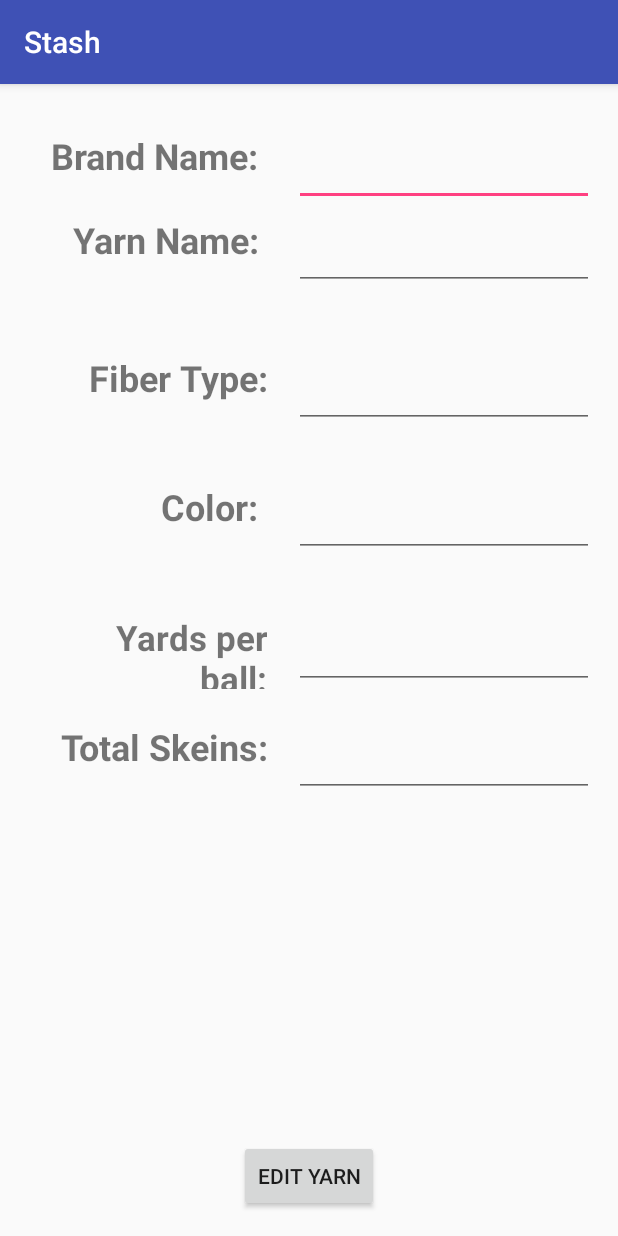
After one commit to kw531/Stash, an Android app: the EditYarnActivity screen opened directly, with no data from a screen before it, on a phone screen of 412 x 824 dp. The commit adds this screen. Run offline under Robolectric (Android 15) with nearby library versions, the phone set to English and light mode, and no system bars; 7 statements that could not run were skipped.

Commit message:
Added in edit yarn activity

```diff
--- a/Stash/app/src/main/AndroidManifest.xml
+++ b/Stash/app/src/main/AndroidManifest.xml
@@ -20,11 +20,16 @@
             android:name=".AddYarnActivity"
             android:label="@string/title_activity_add_yarn"
             android:theme="@style/AppTheme.NoActionBar" />
-        <activity android:name=".yarnView"></activity><!-- ATTENTION: This was auto-generated to add Google Play services to your project for
-     App Indexing.  See https://g.co/AppIndexing/AndroidStudio for more information. -->
+        <activity android:name=".yarnView" />
+        <!--
+ ATTENTION: This was auto-generated to add Google Play services to your project for
+     App Indexing.  See https://g.co/AppIndexing/AndroidStudio for more information.
+        -->
         <meta-data
             android:name="com.google.android.gms.version"
             android:value="@integer/google_play_services_version" />
+
+        <activity android:name=".EditYarnActivity"></activity>
     </application>
 
 </manifest>
--- /dev/null
+++ b/Stash/app/src/main/java/com/example/kati/stash/EditYarnActivity.java
@@ -0,0 +1,92 @@
+package com.example.kati.stash;
+
+/**
+ * The activity where the user edits an exisiting yarn
+ */
+
+import android.os.Bundle;
+import android.support.v7.app.AppCompatActivity;
+import android.view.View;
+import android.widget.Button;
+import android.widget.EditText;
+import android.widget.Toast;
+
+import static com.example.kati.stash.R.id.et_add_Color;
+import static com.example.kati.stash.R.id.et_ey_Color;
+
+
+public class EditYarnActivity extends AppCompatActivity {
+    EditText brandName;
+    EditText yarnName;
+    EditText color;
+    EditText fiber;
+    EditText yardage;
+    EditText balls;
+    DBHandler db;
+    Button add;
+    DBHandler myDB = new DBHandler(this);
+
+    @Override
+    protected void onCreate(Bundle savedInstanceState) {
+        super.onCreate(savedInstanceState);
+        db = new DBHandler(this);
+
+        setContentView(R.layout.activity_edit_yarn);
+
+        Bundle extras = getIntent().getExtras();
+        int rowID = -99; // Default bad value
+
+        if (extras != null) {
+            rowID = extras.getInt("key"); // get the id from the intent
+        }
+
+        if (rowID == -99) { // For development purposes
+            Toast.makeText(getBaseContext(), "NOOOOOOO", Toast.LENGTH_LONG).show();
+        } else {
+            Toast.makeText(getBaseContext(), "ID rec: " + rowID, Toast.LENGTH_LONG).show();
+        }
+        final int retrievedID = rowID;
+        Yarn yarn = myDB.getYarn(rowID);
+
+        // The EditText fields
+        brandName = (EditText) findViewById(R.id.et_ey_BrandName);
+        yarnName = (EditText) findViewById(R.id.et_ey_YarnName);
+        color = (EditText) findViewById(et_ey_Color);
+        fiber = (EditText) findViewById(R.id.et_ey_Fiber);
+        yardage = (EditText) findViewById(R.id.et_ey_yardage);
+        balls = (EditText) findViewById(R.id.et_ey_TotalBalls);
+
+        // Display the current information to the user
+        brandName.setText(yarn.getBrandName());
+        yarnName.setText(yarn.getYarnName());
+        color.setText(yarn.getColor());
+        fiber.setText(yarn.getFiber());
+        yardage.setText(Double.toString(yarn.getYardage()));
+        balls.setText(Double.toString(yarn.getBallsAvailable()));
+
+        add=(Button) findViewById(R.id.EditYarn);
+
+        add.setOnClickListener(new View.OnClickListener() {
+            @Override
+            public void onClick(View view) {
+                if(brandName.length()!= 0 && fiber.length()!= 0 && color.length()!= 0 &&
+                        yarnName.length()!= 0 && balls.length()!= 0 ) {
+                    db.deleteYarn(myDB.getYarn(retrievedID)); // Delete the exisiting yarn
+
+                    // Replace deleted yarn with a new yarn at the same location
+                    db.addYarn(new Yarn(retrievedID,
+                            brandName.getText().toString(),
+                            yarnName.getText().toString(),
+                            color.getText().toString(),
+                            fiber.getText().toString(),
+                            Double.parseDouble(balls.getText().toString()),
+                            Double.parseDouble(balls.getText().toString())));
+                    Toast.makeText(EditYarnActivity.this, "Successfully Updated",Toast.LENGTH_LONG).show();
+                    finish();
+                }else{
+                    Toast.makeText(EditYarnActivity.this, "You're missing something...",Toast.LENGTH_LONG).show();
+                }
+            }
+        });
+    }
+}
--- a/Stash/app/src/main/java/com/example/kati/stash/MainActivity.java
+++ b/Stash/app/src/main/java/com/example/kati/stash/MainActivity.java
@@ -70,8 +70,12 @@ public class MainActivity extends AppCompatActivity {
 
         switch (item.getItemId()) {
             case R.id.lc_Edit:
-                //Placeholder until I create this activity.
-                Toast.makeText(this, "EDIT GOES HERE", Toast.LENGTH_LONG).show();
+                // Sends the intent to the listener in the Edit Yarn Activity
+                Intent intent = new Intent(MainActivity.this, EditYarnActivity.class);
+                int rowID = yarnID;
+                intent.putExtra("key", rowID);
+                startActivity(intent);
+                //Toast.makeText(this, "EDIT GOES HERE", Toast.LENGTH_LONG).show();
                 return true;
             case R.id.lc_Delete:
                 removeYarn(yarnID);
--- /dev/null
+++ b/Stash/app/src/main/res/layout/activity_edit_yarn.xml
@@ -0,0 +1,165 @@
+<?xml version="1.0" encoding="utf-8"?>
+<RelativeLayout xmlns:android="http://schemas.android.com/apk/res/android"
+    xmlns:tools="http://schemas.android.com/tools"
+    android:id="@+id/activity_about"
+    android:layout_width="match_parent"
+    android:layout_height="match_parent"
+    android:paddingBottom="@dimen/activity_vertical_margin"
+    android:paddingLeft="@dimen/activity_horizontal_margin"
+    android:paddingRight="@dimen/activity_horizontal_margin"
+    android:paddingTop="@dimen/activity_vertical_margin"
+    tools:context="com.example.kati.stash.about">
+
+    <Button
+        android:text="Edit Yarn"
+        android:layout_width="wrap_content"
+        android:layout_height="wrap_content"
+        android:layout_alignParentBottom="true"
+        android:layout_centerHorizontal="true"
+        android:id="@+id/EditYarn" />
+
+    <RelativeLayout
+        android:layout_width="match_parent"
+        android:layout_height="match_parent"
+        android:layout_alignParentBottom="true"
+        android:layout_alignParentStart="true">
+
+        <EditText
+            android:layout_width="200sp"
+            android:layout_height="50sp"
+            android:inputType="text"
+            android:ems="10"
+            android:id="@+id/et_ey_BrandName"
+            android:textSize="24sp"
+            android:layout_alignParentTop="true"
+            android:layout_alignParentEnd="true"
+            android:layout_marginTop="15dp" />
+
+        <EditText
+            android:layout_width="200sp"
+            android:layout_height="50sp"
+            android:inputType="text"
+            android:ems="10"
+            android:id="@+id/et_ey_YarnName"
+            android:textSize="24sp"
+            android:layout_alignBottom="@+id/tv_ey_YarnName"
+            android:layout_alignParentEnd="true"
+            android:layout_toEndOf="@+id/tv_ey_YarnName"
+            android:layout_alignStart="@+id/et_ey_BrandName" />
+
+        <EditText
+            android:layout_width="200sp"
+            android:layout_height="50sp"
+            android:inputType="text"
+            android:ems="10"
+            android:id="@+id/et_ey_Fiber"
+            android:textSize="24sp"
+            android:layout_alignTop="@+id/tv_ey_Fiber"
+            android:layout_toEndOf="@+id/tv_ey_Fiber"
+            android:layout_alignStart="@+id/et_ey_YarnName" />
+
+        <EditText
+            android:layout_width="200sp"
+            android:layout_height="50sp"
+            android:inputType="text"
+            android:ems="10"
+            android:id="@+id/et_ey_Color"
+            android:layout_alignTop="@+id/tv_ey_Color"
+            android:layout_alignStart="@+id/et_ey_Fiber" />
+
+        <TextView
+            android:text="Color: "
+            android:layout_width="150sp"
+            android:layout_height="50sp"
+            android:id="@+id/tv_ey_Color"
+            android:textStyle="normal|bold"
+            android:textSize="24sp"
+            android:layout_marginStart="12dp"
+            android:layout_marginTop="36dp"
+            android:layout_below="@+id/et_ey_Fiber"
+            android:layout_alignParentStart="true"
+            android:textAlignment="textEnd" />
+
+        <TextView
+            android:text="Fiber Type:"
+            android:layout_width="150sp"
+            android:layout_height="50sp"
+            android:id="@+id/tv_ey_Fiber"
+            android:textSize="24sp"
+            android:textStyle="normal|bold"
+            android:layout_marginTop="42dp"
+            android:layout_below="@+id/tv_ey_YarnName"
+            android:layout_alignStart="@+id/tv_ey_Color"
+            android:textAlignment="textEnd" />
+
+        <EditText
+            android:layout_width="200dp"
+            android:layout_height="50sp"
+            android:inputType="number|numberDecimal"
+            android:ems="10"
+            android:id="@+id/et_ey_yardage"
+            android:textSize="24sp"
+            android:layout_alignTop="@+id/tv_ey_Yardage"
+            android:layout_alignParentEnd="true" />
+
+        <EditText
+            android:layout_width="200dp"
+            android:layout_height="50sp"
+            android:inputType="number|numberDecimal"
+            android:ems="10"
+            android:id="@+id/et_ey_TotalBalls"
+            android:textSize="24sp"
+            android:layout_alignTop="@+id/tv_ey_BallCount"
+            android:layout_alignParentEnd="true" />
+
+        <TextView
+            android:layout_height="50sp"
+            android:id="@+id/tv_ey_Yardage"
+            android:textSize="23sp"
+            android:textStyle="normal|bold"
+            android:layout_marginTop="38dp"
+            android:text="Yards per ball:"
+            android:layout_width="150dp"
+            android:textAlignment="textEnd"
+            android:layout_below="@+id/et_ey_Color"
+            android:layout_alignStart="@+id/tv_ey_Color" />
+
+
+
+        <TextView
+            android:text="Total Skeins:"
+            android:layout_width="150dp"
+            android:layout_height="50sp"
+            android:id="@+id/tv_ey_BallCount"
+            android:textSize="24sp"
+            android:textStyle="normal|bold"
+            android:layout_marginTop="22dp"
+            android:textAlignment="textEnd"
+            android:layout_below="@+id/tv_ey_Yardage"
+            android:layout_alignStart="@+id/tv_ey_Yardage" />
+
+        <TextView
+            android:text="Yarn Name: "
+            android:layout_width="150sp"
+            android:layout_height="50sp"
+            android:id="@+id/tv_ey_YarnName"
+            android:textSize="24sp"
+            android:textStyle="normal|bold"
+            android:layout_marginTop="6dp"
+            android:textAlignment="textEnd"
+            android:layout_below="@+id/tv_ey_BrandName"
+            android:layout_alignStart="@+id/tv_ey_Fiber" />
+
+        <TextView
+            android:text="Brand Name: "
+            android:layout_width="150sp"
+            android:layout_height="50sp"
+            android:id="@+id/tv_ey_BrandName"
+            android:textSize="24sp"
+            android:textStyle="normal|bold"
+            android:textAlignment="textEnd"
+            android:layout_alignTop="@+id/et_ey_BrandName"
+            android:layout_alignStart="@+id/tv_ey_YarnName" />
+    </RelativeLayout>
+
+</RelativeLayout>
```
